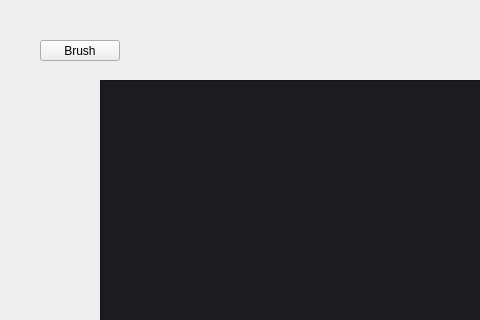
Qt form mainwindow.ui (Projekty-Studyjne/Pixel-Painter) before a commit; both pictures show x 180 to 660 and y 0 to 320 of the 1158 by 784 pixel window.
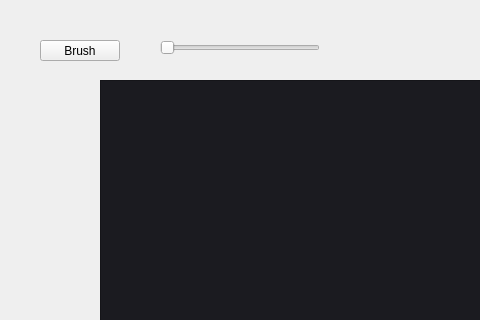
The same form after that commit.

```diff
--- a/mainwindow.ui
+++ b/mainwindow.ui
@@ -52,6 +52,25 @@
      <string notr="true">background-color: #1B1B20;</string>
     </property>
    </widget>
+   <widget class="QSlider" name="sldCellsNumber">
+    <property name="geometry">
+     <rect>
+      <x>340</x>
+      <y>40</y>
+      <width>160</width>
+      <height>16</height>
+     </rect>
+    </property>
+    <property name="minimum">
+     <number>10</number>
+    </property>
+    <property name="maximum">
+     <number>50</number>
+    </property>
+    <property name="orientation">
+     <enum>Qt::Horizontal</enum>
+    </property>
+   </widget>
   </widget>
   <widget class="QMenuBar" name="menubar">
    <property name="geometry">
```
